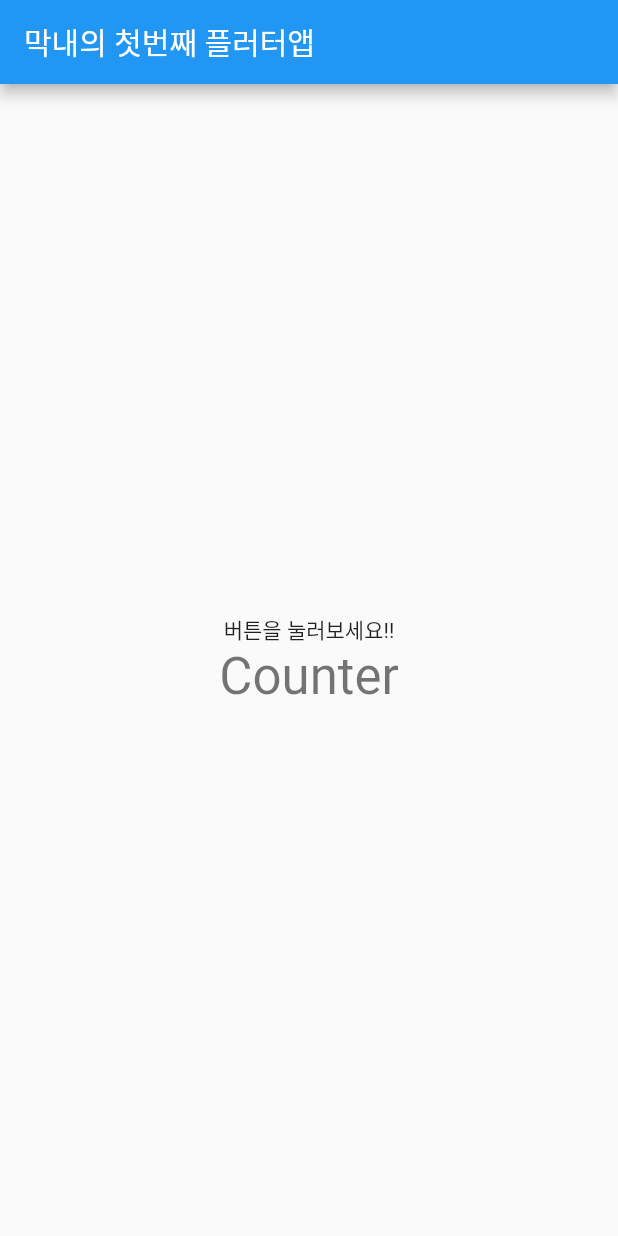
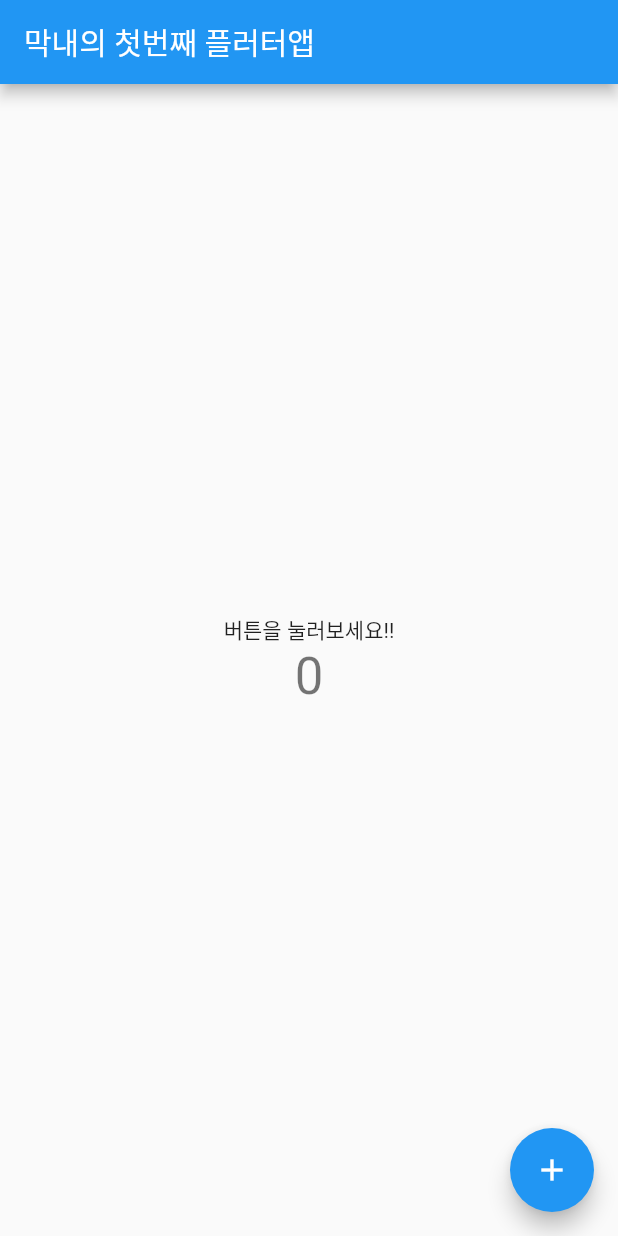
Before and after one commit to mtjin/flutter_practice, a Flutter app: the screen it shows after launch, on a phone screen of 412 x 824 dp. Run offline on Flutter 3.47's test engine with Material 2 defaults, Android fonts, the phone set to English and light mode, and no system bars.

Commit message:
카운터앱 완성

```diff
--- a/flutter_play/flutter_play/lib/main.dart
+++ b/flutter_play/flutter_play/lib/main.dart
@@ -3,6 +3,7 @@ import 'package:flutter/material.dart';
 void main() => runApp(MyApp());
 
 class MyApp extends StatelessWidget {
+  //바꿀수 없는 위젯
   @override
   Widget build(BuildContext context) {
     return MaterialApp(
@@ -14,6 +15,7 @@ class MyApp extends StatelessWidget {
 }
 
 class MyHomePage extends StatefulWidget {
+  //바뀔수 있는 위젯
   final String title;
 
   MyHomePage({Key key, this.title}) : super(key: key);
@@ -23,6 +25,8 @@ class MyHomePage extends StatefulWidget {
 }
 
 class _MyHomePageState extends State<MyHomePage> {
+  int _counter = 0;
+
   @override
   Widget build(BuildContext context) {
     return Scaffold(
@@ -30,15 +34,28 @@ class _MyHomePageState extends State<MyHomePage> {
         title: Text(widget.title),
       ),
       body: Center(
-          child: Column(mainAxisAlignment: MainAxisAlignment.center,
+          child: Column(
+        mainAxisAlignment: MainAxisAlignment.center,
         children: <Widget>[
           Text("버튼을 눌러보세요!!"),
-            Text("Counter", style: Theme
-                .of(context)
-                .textTheme
-                .display1,)
-          ],)
+          Text(
+            '$_counter',
+            style: Theme.of(context).textTheme.display1,
           )
+        ],
+      )),
+      floatingActionButton: FloatingActionButton(
+        onPressed: _incrementCounter,
+        tooltip: '증가',
+        child: Icon(Icons.add),
+      ),
     );
   }
+
+  void _incrementCounter() {
+    //카운터 증가
+    setState(() {
+      _counter++;
+    });
   }
+}
```
Lines whose indentation alone changed are shown as unchanged.
